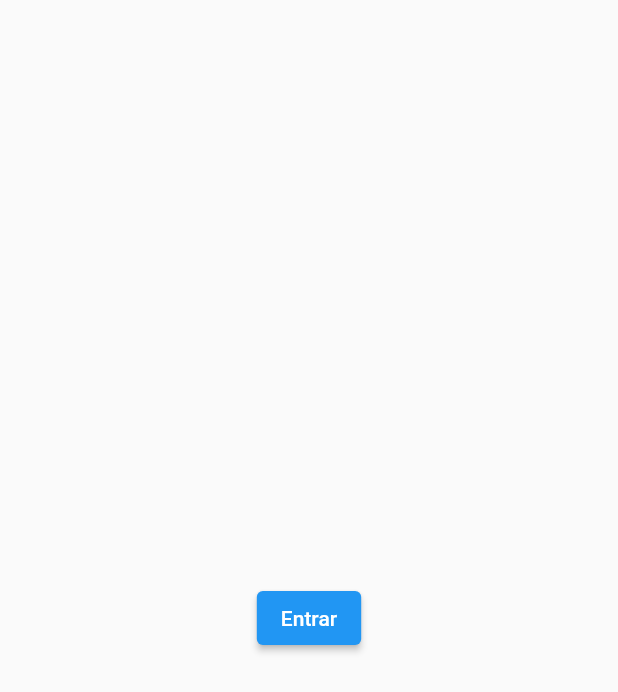
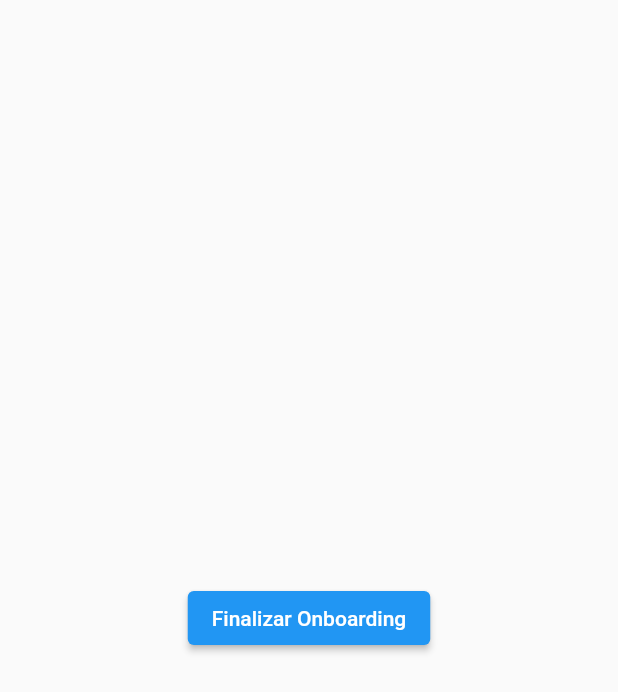
Before and after one commit to mattheuspirovani/flutter_mvcs_template, a Flutter app: the screen it shows after launch, on a phone screen of 412 x 824 dp. Shown: the top 692 px of the screen. Run offline on Flutter 3.47's test engine with Material 2 defaults, Android fonts, the phone set to English and light mode, and no system bars; our stand-ins replace get_it; accounts and stored records are empty.

Commit message:
Ajustes no readme e criação do onboarding

```diff
--- a/lib/app_scaffold.dart
+++ b/lib/app_scaffold.dart
@@ -1,4 +1,5 @@
 import 'package:flutter/material.dart';
+import 'package:mvcs_template/views/onboarding_view.dart';
 import 'package:provider/provider.dart';
 import 'commands/inicializar_app_command.dart';
 import 'dto/usuario_dto.dart';
@@ -34,11 +35,15 @@ class _AppScaffoldState extends State<AppScaffold> {
   Widget build(BuildContext context) {
     UsuarioDto? usuario =
         context.select<AppModel, UsuarioDto?>((value) => value.usuario);
+    bool onboardingFinalizado =
+        context.select<AppModel, bool>((value) => value.onboardingFinalizado);
     if (_inicializandoApp) {
       return const SplashView();
     } else {
       if (usuario != null) {
         return const InicioView();
+      } else if (!onboardingFinalizado) {
+        return const OnboardingView();
       } else {
         return const LoginView();
       }
--- /dev/null
+++ b/lib/commands/autenticacao/finalizar_onboarding_command.dart
@@ -0,0 +1,7 @@
+import 'package:mvcs_template/commands/base_command.dart';
+
+class FinalizarOnboarding extends BaseCommand {
+  Future<void> execute() async {
+    appModel.onboardingFinalizado = true;
+  }
+}
--- a/lib/models/app_model.dart
+++ b/lib/models/app_model.dart
@@ -8,4 +8,11 @@ class AppModel extends ChangeNotifier {
     _usuarioDto = usuario;
     notifyListeners();
   }
+
+  bool _onboardingFinalizado = false;
+  bool get onboardingFinalizado => _onboardingFinalizado;
+  set onboardingFinalizado(bool executar) {
+    _onboardingFinalizado = executar;
+    notifyListeners();
+  }
 }
--- /dev/null
+++ b/lib/views/onboarding_view.dart
@@ -0,0 +1,17 @@
+import 'package:flutter/material.dart';
+import 'package:mvcs_template/commands/autenticacao/finalizar_onboarding_command.dart';
+
+class OnboardingView extends StatelessWidget {
+  const OnboardingView({Key? key}) : super(key: key);
+
+  @override
+  Widget build(BuildContext context) {
+    return Scaffold(
+      body: Center(
+        child: ElevatedButton(
+            onPressed: () => FinalizarOnboarding().execute(),
+            child: const Text("Finalizar Onboarding")),
+      ),
+    );
+  }
+}
```
Also changed, not shown: 1 other file.
